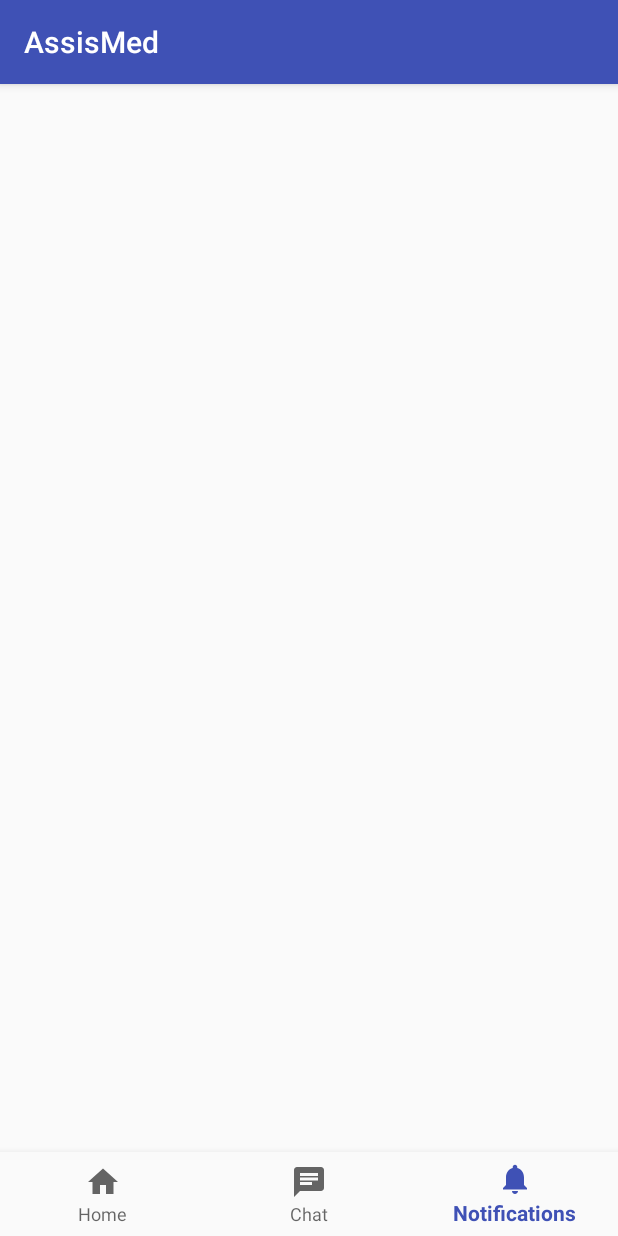
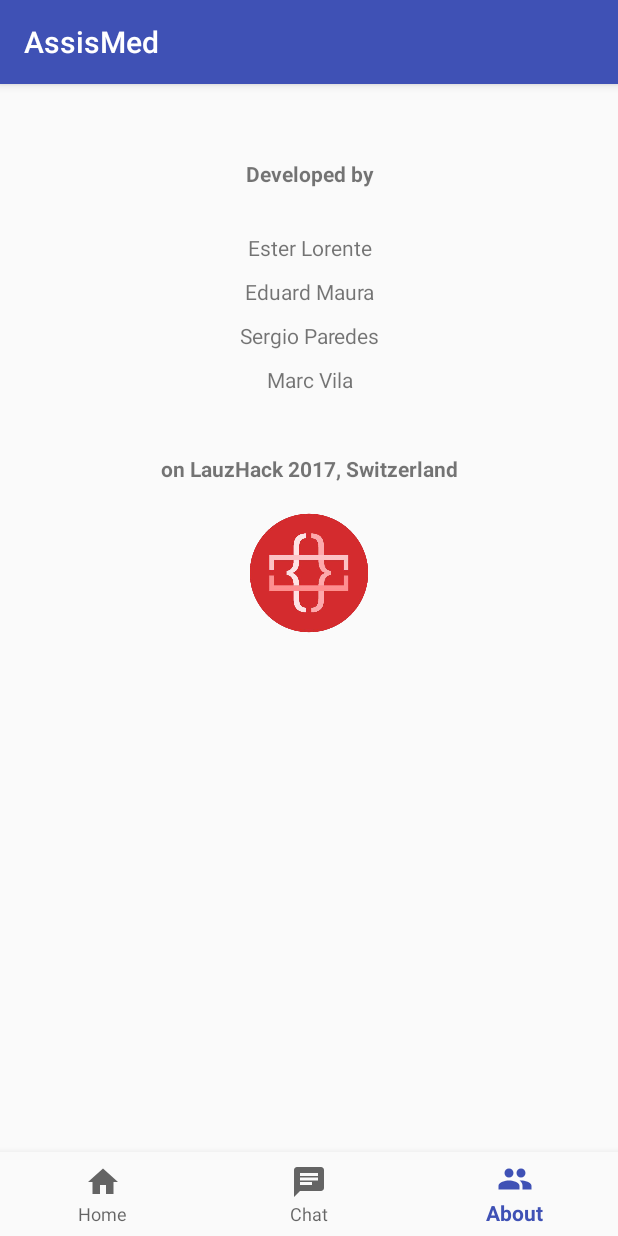
Before and after one commit to LaQuay/AssisMed, an Android app: the screen it shows after launch (MainActivity), item 3 of the bottom bar chosen, on a phone screen of 412 x 824 dp. Run offline under Robolectric (Android 15) with nearby library versions, the phone set to English and light mode, and no system bars; libraries missing offline, so code that uses them is left out: com.ciscospark.androidsdk, com.karumi.dexter, com.webex.wseclient; 5 statements that could not run were skipped.

Commit message:
Add about tab

```diff
--- a/android/app/src/main/java/dev/mese/lauzhack/a2017/assismed/NotificationsFragment.java
+++ b/android/app/src/main/java/dev/mese/lauzhack/a2017/assismed/AboutFragment.java
@@ -7,19 +7,19 @@ import android.view.LayoutInflater;
 import android.view.View;
 import android.view.ViewGroup;
 
-public class NotificationsFragment extends Fragment {
+public class AboutFragment extends Fragment {
 
-    public static final String TAG = NotificationsFragment.class.getSimpleName();
+    public static final String TAG = AboutFragment.class.getSimpleName();
     private View rootview;
 
-    public static NotificationsFragment newInstance() {
-        return new NotificationsFragment();
+    public static AboutFragment newInstance() {
+        return new AboutFragment();
     }
 
     @Nullable
     @Override
     public View onCreateView(LayoutInflater inflater, @Nullable ViewGroup container, Bundle savedInstanceState) {
-        rootview = inflater.inflate(R.layout.fragment_notification, container, false);
+        rootview = inflater.inflate(R.layout.fragment_about, container, false);
 
         return rootview;
     }
--- a/android/app/src/main/java/dev/mese/lauzhack/a2017/assismed/MainActivity.java
+++ b/android/app/src/main/java/dev/mese/lauzhack/a2017/assismed/MainActivity.java
@@ -40,8 +40,8 @@ public class MainActivity extends AppCompatActivity {
                     ft.replace(android.R.id.content, fragment, "");
                     ft.commit();
                     return true;
-                case R.id.navigation_notifications:
-                    fragment = NotificationsFragment.newInstance();
+                case R.id.navigation_about:
+                    fragment = AboutFragment.newInstance();
                     ft.replace(android.R.id.content, fragment, "");
                     ft.commit();
                     return true;
--- /dev/null
+++ b/android/app/src/main/res/drawable/ic_people_black_24dp.xml
@@ -0,0 +1,9 @@
+<vector xmlns:android="http://schemas.android.com/apk/res/android"
+        android:width="24dp"
+        android:height="24dp"
+        android:viewportWidth="24.0"
+        android:viewportHeight="24.0">
+    <path
+        android:fillColor="#FF000000"
+        android:pathData="M16,11c1.66,0 2.99,-1.34 2.99,-3S17.66,5 16,5c-1.66,0 -3,1.34 -3,3s1.34,3 3,3zM8,11c1.66,0 2.99,-1.34 2.99,-3S9.66,5 8,5C6.34,5 5,6.34 5,8s1.34,3 3,3zM8,13c-2.33,0 -7,1.17 -7,3.5L1,19h14v-2.5c0,-2.33 -4.67,-3.5 -7,-3.5zM16,13c-0.29,0 -0.62,0.02 -0.97,0.05 1.16,0.84 1.97,1.97 1.97,3.45L17,19h6v-2.5c0,-2.33 -4.67,-3.5 -7,-3.5z"/>
+</vector>
--- /dev/null
+++ b/android/app/src/main/res/layout/fragment_about.xml
@@ -0,0 +1,65 @@
+<?xml version="1.0" encoding="utf-8"?>
+<LinearLayout xmlns:android="http://schemas.android.com/apk/res/android"
+    android:layout_width="match_parent"
+    android:layout_height="match_parent"
+    android:orientation="vertical"
+    android:paddingBottom="70dp">
+
+    <TextView
+        android:layout_width="match_parent"
+        android:layout_height="wrap_content"
+        android:text="Developed by"
+        android:textAlignment="center"
+        android:paddingTop="50dp"
+        android:textStyle="bold"/>
+
+    <TextView
+        android:layout_width="match_parent"
+        android:layout_height="wrap_content"
+        android:paddingTop="30dp"
+        android:text="Ester Lorente"
+        android:textAlignment="center"/>
+    <TextView
+        android:layout_width="match_parent"
+        android:layout_height="wrap_content"
+        android:paddingTop="10dp"
+        android:text="Eduard Maura"
+        android:textAlignment="center"/>
+    <TextView
+        android:layout_width="match_parent"
+        android:layout_height="wrap_content"
+        android:paddingTop="10dp"
+        android:text="Sergio Paredes"
+        android:textAlignment="center"/>
+    <TextView
+        android:layout_width="match_parent"
+        android:layout_height="wrap_content"
+        android:paddingTop="10dp"
+        android:text="Marc Vila"
+        android:textAlignment="center"/>
+
+    <TextView
+        android:layout_width="match_parent"
+        android:layout_height="wrap_content"
+        android:text="on LauzHack 2017, Switzerland"
+        android:paddingTop="40dp"
+        android:textAlignment="center"
+        android:textStyle="bold"/>
+
+    <LinearLayout
+        android:layout_width="match_parent"
+        android:layout_height="wrap_content"
+        android:orientation="vertical"
+        android:paddingTop="20dp"
+        android:gravity="center">
+
+        <ImageView
+            android:layout_width="80dp"
+            android:layout_height="80dp"
+            android:src="@drawable/lauzhack"/>
+    </LinearLayout>
+
+
+
+
+</LinearLayout>
--- a/android/app/src/main/res/layout/fragment_notification.xml
+++ /dev/null
@@ -1,9 +0,0 @@
-<?xml version="1.0" encoding="utf-8"?>
-<LinearLayout xmlns:android="http://schemas.android.com/apk/res/android"
-    android:layout_width="match_parent"
-    android:layout_height="match_parent"
-    android:orientation="vertical"
-    android:paddingBottom="70dp">
-
-
-</LinearLayout>
--- a/android/app/src/main/res/menu/navigation.xml
+++ b/android/app/src/main/res/menu/navigation.xml
@@ -12,8 +12,8 @@
         android:title="@string/title_chat" />
 
     <item
-        android:id="@+id/navigation_notifications"
-        android:icon="@drawable/ic_notifications_black_24dp"
-        android:title="@string/title_notifications" />
+        android:id="@+id/navigation_about"
+        android:icon="@drawable/ic_people_black_24dp"
+        android:title="@string/title_about" />
 
 </menu>
--- a/android/app/src/main/res/values/strings.xml
+++ b/android/app/src/main/res/values/strings.xml
@@ -2,5 +2,5 @@
     <string name="app_name">AssisMed</string>
     <string name="title_home">Home</string>
     <string name="title_chat">Chat</string>
-    <string name="title_notifications">Notifications</string>
+    <string name="title_about">About</string>
 </resources>
```
Also changed, not shown: android/app/src/main/res/drawable/lauzhack.png (added).
